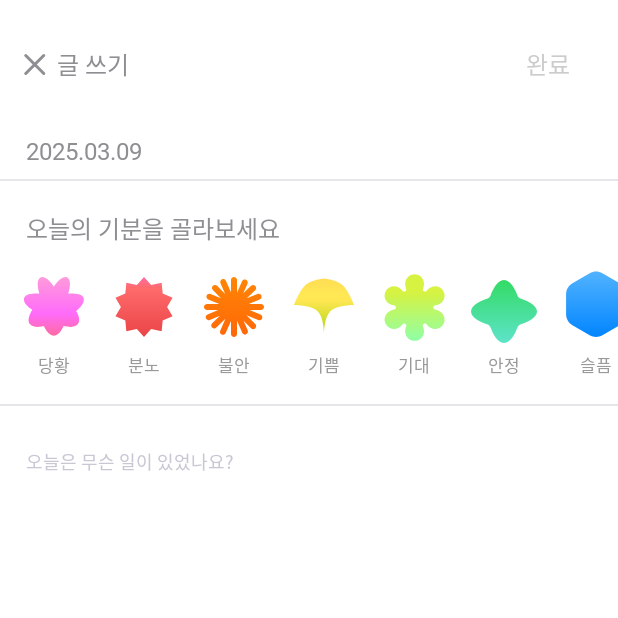
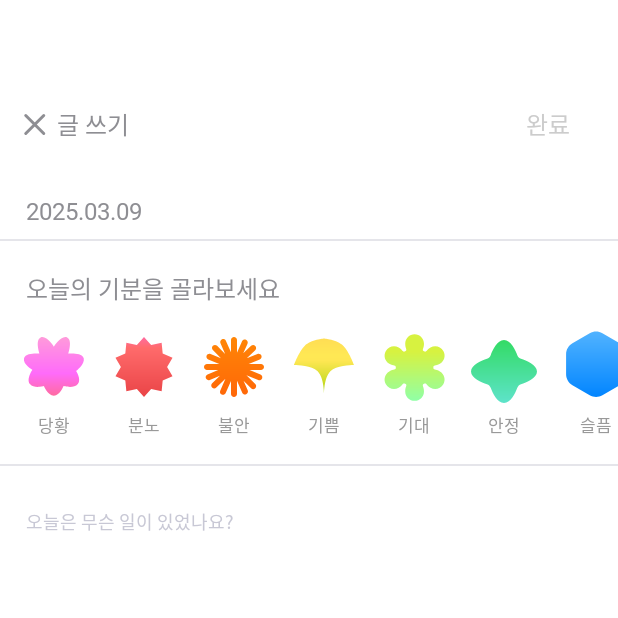
Before and after one commit to GDSC-SWU/2024-Moodinary-HultPrize, an Android app: the DiaryFragment screen opened through its navigation route, on a phone screen of 412 x 824 dp, the top half of it. Run offline under Robolectric (Android 15) with nearby library versions, the phone set to English and light mode, and no system bars; our stand-ins replace navigation-ui.

Commit message:
[feat] Loading UI 구현 및 상태 바 색상 구현

```diff
--- a/Android/app/src/main/java/com/example/moodinary/ui/HomeActivity.kt
+++ b/Android/app/src/main/java/com/example/moodinary/ui/HomeActivity.kt
@@ -2,6 +2,7 @@ package com.example.moodinary.ui
 
 import android.os.Bundle
 import android.view.View
+import androidx.activity.enableEdgeToEdge
 import androidx.appcompat.app.AppCompatActivity
 import androidx.core.view.ViewCompat
 import androidx.core.view.WindowInsetsCompat
@@ -19,14 +20,16 @@ class HomeActivity : AppCompatActivity() {
         binding = ActivityHomeBinding.inflate(layoutInflater)
         setContentView(binding.root)
 
-        SetSystemBar()
+        setSystemBar()
         setBottomNavigation()
     }
 
-    private fun SetSystemBar() {
-        ViewCompat.setOnApplyWindowInsetsListener(findViewById(R.id.main)) { v, insets ->
-            val systemBars = insets.getInsets(WindowInsetsCompat.Type.systemBars())
-            v.setPadding(systemBars.left, systemBars.top, systemBars.right, systemBars.bottom)
+    private fun setSystemBar() {
+        enableEdgeToEdge()
+
+        ViewCompat.setOnApplyWindowInsetsListener(binding.bottomNavigationHome) { view, insets ->
+            val navigationBarsInsets = insets.getInsets(WindowInsetsCompat.Type.navigationBars())
+            view.setPadding(0, navigationBarsInsets.top, 0, 0)
             insets
         }
     }
--- a/Android/app/src/main/java/com/example/moodinary/ui/diary/DiaryFragment.kt
+++ b/Android/app/src/main/java/com/example/moodinary/ui/diary/DiaryFragment.kt
@@ -13,6 +13,7 @@ import androidx.fragment.app.Fragment
 import androidx.navigation.fragment.findNavController
 import com.example.moodinary.R
 import com.example.moodinary.databinding.FragmentDiaryBinding
+import com.example.moodinary.ui.home.HomeFragmentDirections
 import java.text.SimpleDateFormat
 import java.util.Calendar
 import java.util.Date
@@ -41,8 +42,14 @@ class DiaryFragment : Fragment() {
     }
 
     private fun setLayout() {
-        binding.ivBack.setOnClickListener {
-            findNavController().navigateUp()
+        with(binding) {
+            ivBack.setOnClickListener {
+                findNavController().navigateUp()
+            }
+            tvSave.setOnClickListener {
+                val action = DiaryFragmentDirections.actionDiaryToLoading()
+                findNavController().navigate(action)
+            }
         }
     }
 
--- a/Android/app/src/main/res/layout/activity_home.xml
+++ b/Android/app/src/main/res/layout/activity_home.xml
@@ -3,9 +3,9 @@
     xmlns:app="http://schemas.android.com/apk/res-auto"
     xmlns:tools="http://schemas.android.com/tools"
     android:id="@+id/main"
-    android:background="@android:color/transparent"
     android:layout_width="match_parent"
     android:layout_height="match_parent"
+    android:background="@android:color/transparent"
     tools:context=".ui.HomeActivity">
 
     <androidx.fragment.app.FragmentContainerView
--- a/Android/app/src/main/res/layout/fragment_calender.xml
+++ b/Android/app/src/main/res/layout/fragment_calender.xml
@@ -4,7 +4,8 @@
     xmlns:tools="http://schemas.android.com/tools"
     android:layout_width="match_parent"
     android:layout_height="match_parent"
-    android:background="@drawable/background_purple">
+    android:background="@drawable/background_purple"
+    android:paddingTop="40dp">
 
     <androidx.core.widget.NestedScrollView
         android:layout_width="match_parent"
--- a/Android/app/src/main/res/layout/fragment_diary.xml
+++ b/Android/app/src/main/res/layout/fragment_diary.xml
@@ -4,6 +4,7 @@
     xmlns:tools="http://schemas.android.com/tools"
     android:layout_width="match_parent"
     android:layout_height="match_parent"
+    android:paddingTop="40dp"
     tools:context=".ui.diary.DiaryFragment">
 
     <androidx.constraintlayout.widget.ConstraintLayout
--- a/Android/app/src/main/res/layout/fragment_home.xml
+++ b/Android/app/src/main/res/layout/fragment_home.xml
@@ -5,6 +5,7 @@
     android:layout_width="match_parent"
     android:layout_height="match_parent"
     android:background="@drawable/background_purple"
+    android:paddingTop="40dp"
     tools:context=".ui.home.HomeFragment">
 
     <androidx.core.widget.NestedScrollView
--- a/Android/app/src/main/res/navigation/home_graph.xml
+++ b/Android/app/src/main/res/navigation/home_graph.xml
@@ -9,7 +9,7 @@
         android:id="@+id/navigation_home"
         android:name="com.example.moodinary.ui.home.HomeFragment"
         android:label="@string/label_home"
-        tools:layout="@layout/fragment_home" >
+        tools:layout="@layout/fragment_home">
         <action
             android:id="@+id/action_home_to_diary"
             app:destination="@id/navigation_diary" />
@@ -23,5 +23,14 @@
         android:id="@+id/navigation_diary"
         android:name="com.example.moodinary.ui.diary.DiaryFragment"
         android:label="@string/label_diary"
-        tools:layout="@layout/fragment_diary" />
+        tools:layout="@layout/fragment_diary">
+        <action
+            android:id="@+id/action_diary_to_loading"
+            app:destination="@id/navigation_loading" />
+    </fragment>
+    <fragment
+        android:id="@+id/navigation_loading"
+        android:name="com.example.moodinary.ui.result.LoadingFragment"
+        android:label="@string/label_loading"
+        tools:layout="@layout/fragment_loading" />
 </navigation>
--- a/Android/app/src/main/res/values/strings.xml
+++ b/Android/app/src/main/res/values/strings.xml
@@ -42,5 +42,8 @@
     <string name="label_wrtie">완료</string>
     <string name="label_sad">슬픔</string>
     <string name="label_scared">공포</string>
+    <string name="label_loading">로딩</string>
+    <string name="description_loading_image">로딩 이미지</string>
+    <string name="label_loading_text">오늘의 감정을 레포트로 만들고 있어요...</string>
 
 </resources>
```
Also changed, not shown: Android/app/src/main/java/com/example/moodinary/ui/result/LoadingFragment.kt (added, +7 -0 lines), Android/app/src/main/res/drawable/ic_loading.xml (added, +22 -0 lines), Android/app/src/main/res/layout/fragment_loading.xml (added, +33 -0 lines).
